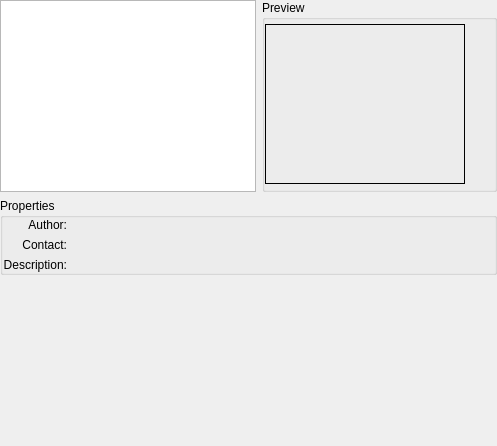
This is src/backgroundselector.ui in KDE/kajongg as Qt 5 draws it before an edit. The edited form follows.
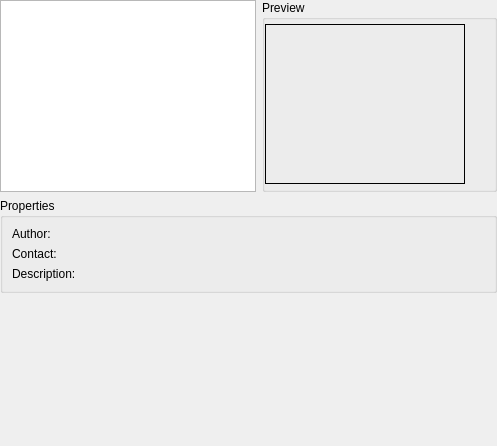
This is the edited form.

Commit message:
Background & tileset selection UIs: use QFormLayout for listing properties
GIT_SILENT

```diff
--- a/src/backgroundselector.ui
+++ b/src/backgroundselector.ui
@@ -78,87 +78,36 @@
      <property name="title" >
       <string>Properties</string>
      </property>
-     <layout class="QHBoxLayout" >
-      <property name="margin" >
-       <number>0</number>
-      </property>
-      <item>
-       <layout class="QVBoxLayout" >
-        <property name="margin" >
-         <number>0</number>
-        </property>
-        <item>
+     <layout class="QFormLayout" name="formLayout">
+      <item row="0" column="0">
          <widget class="QLabel" name="labelAuthor" >
           <property name="text" >
            <string>Author:</string>
           </property>
-          <property name="alignment" >
-           <set>Qt::AlignRight|Qt::AlignTrailing|Qt::AlignVCenter</set>
-          </property>
-         </widget>
-        </item>
-        <item>
+       </widget>
+      </item>
+      <item row="0" column="1">
+       <widget class="QLabel" name="backgroundAuthor"/>
+      </item>
+      <item row="1" column="0">
          <widget class="QLabel" name="labelContact" >
           <property name="text" >
            <string>Contact:</string>
           </property>
-          <property name="alignment" >
-           <set>Qt::AlignRight|Qt::AlignTrailing|Qt::AlignVCenter</set>
-          </property>
-         </widget>
-        </item>
-        <item>
+       </widget>
+      </item>
+      <item row="1" column="1">
+       <widget class="QLabel" name="backgroundContact"/>
+      </item>
+      <item row="2" column="0">
          <widget class="QLabel" name="labelDescription" >
           <property name="text" >
            <string>Description:</string>
           </property>
-          <property name="alignment" >
-           <set>Qt::AlignRight|Qt::AlignTrailing|Qt::AlignVCenter</set>
-          </property>
-         </widget>
-        </item>
-       </layout>
-      </item>
-      <item>
-       <layout class="QVBoxLayout" >
-        <property name="margin" >
-         <number>0</number>
-        </property>
-        <item>
-         <widget class="QLabel" name="backgroundAuthor" >
-          <property name="text" >
-           <string/>
-          </property>
-         </widget>
-        </item>
-        <item>
-         <widget class="QLabel" name="backgroundContact" >
-          <property name="text" >
-           <string/>
-          </property>
-         </widget>
-        </item>
-        <item>
-         <widget class="QLabel" name="backgroundDescription" >
-          <property name="text" >
-           <string/>
-          </property>
-         </widget>
-        </item>
-       </layout>
-      </item>
-      <item>
-       <spacer>
-        <property name="orientation" >
-         <enum>Qt::Horizontal</enum>
-        </property>
-        <property name="sizeHint" stdset="0" >
-         <size>
-          <width>40</width>
-          <height>20</height>
-         </size>
-        </property>
-       </spacer>
+       </widget>
+      </item>
+      <item row="2" column="1">
+       <widget class="QLabel" name="backgroundDescription"/>
       </item>
      </layout>
     </widget>
```
Lines whose indentation alone changed are shown as unchanged. The commit also changes 1 other file.
